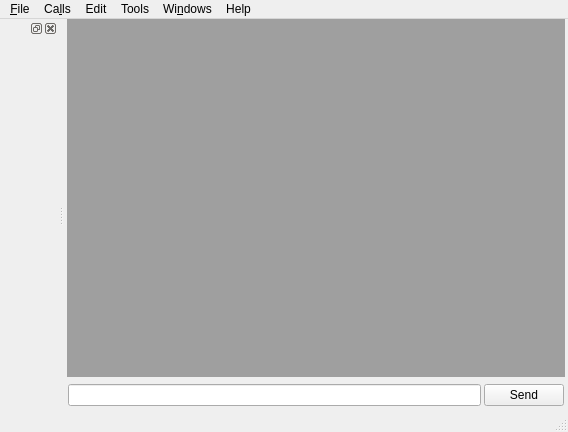
Old version of the form src/mainwindow.ui in the repository coolshou/qterminal.
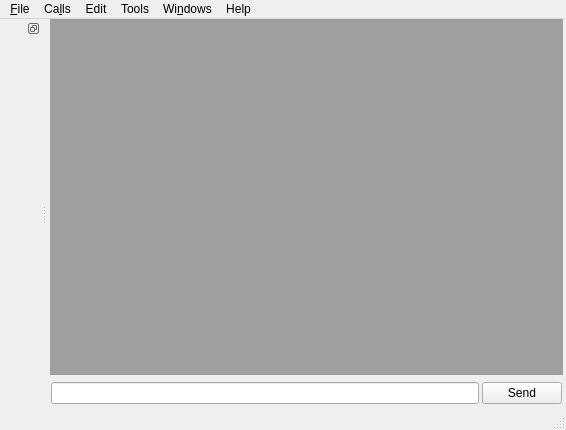
New version of the form. Icons and pictures are not drawn.

Diff of the .ui file:
```diff
--- a/src/mainwindow.ui
+++ b/src/mainwindow.ui
@@ -6,8 +6,8 @@
    <rect>
     <x>0</x>
     <y>0</y>
-    <width>568</width>
-    <height>432</height>
+    <width>566</width>
+    <height>430</height>
    </rect>
   </property>
   <property name="windowTitle">
@@ -49,7 +49,7 @@
     <item>
      <widget class="QMdiArea" name="mdiArea">
       <property name="frameShadow">
-       <enum>QFrame::Sunken</enum>
+       <enum>QFrame::Raised</enum>
       </property>
       <property name="verticalScrollBarPolicy">
        <enum>Qt::ScrollBarAsNeeded</enum>
@@ -118,7 +118,7 @@
     <rect>
      <x>0</x>
      <y>0</y>
-     <width>568</width>
+     <width>566</width>
      <height>28</height>
     </rect>
    </property>
@@ -190,6 +190,15 @@
    </property>
   </widget>
   <widget class="QDockWidget" name="dockWidget">
+   <property name="floating">
+    <bool>false</bool>
+   </property>
+   <property name="features">
+    <set>QDockWidget::DockWidgetFloatable|QDockWidget::DockWidgetMovable</set>
+   </property>
+   <property name="allowedAreas">
+    <set>Qt::LeftDockWidgetArea</set>
+   </property>
    <attribute name="dockWidgetArea">
     <number>1</number>
    </attribute>
```
